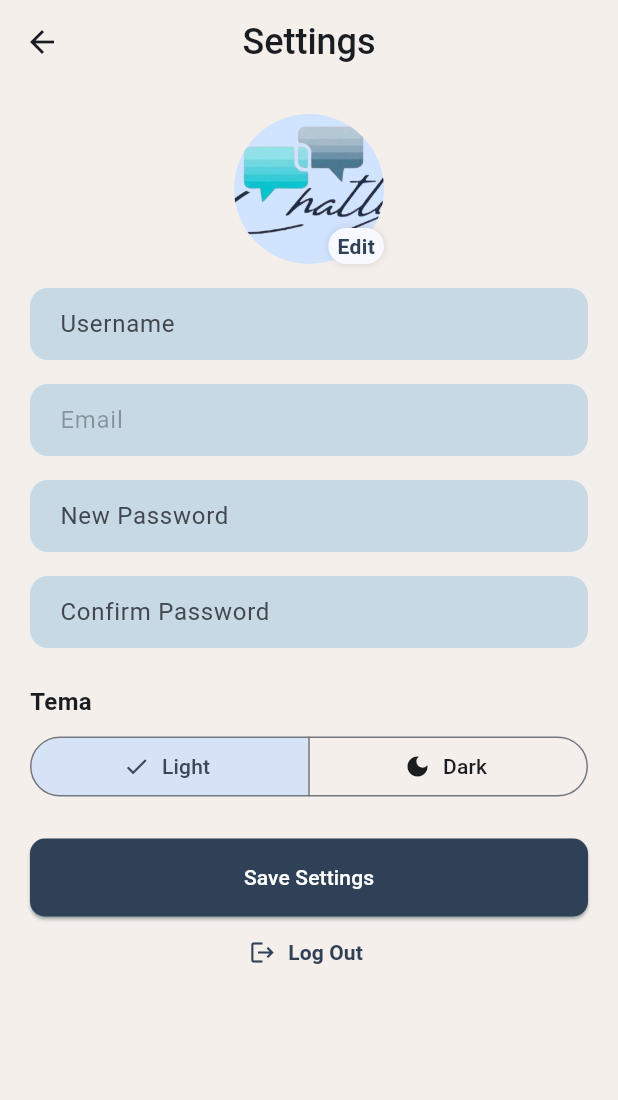
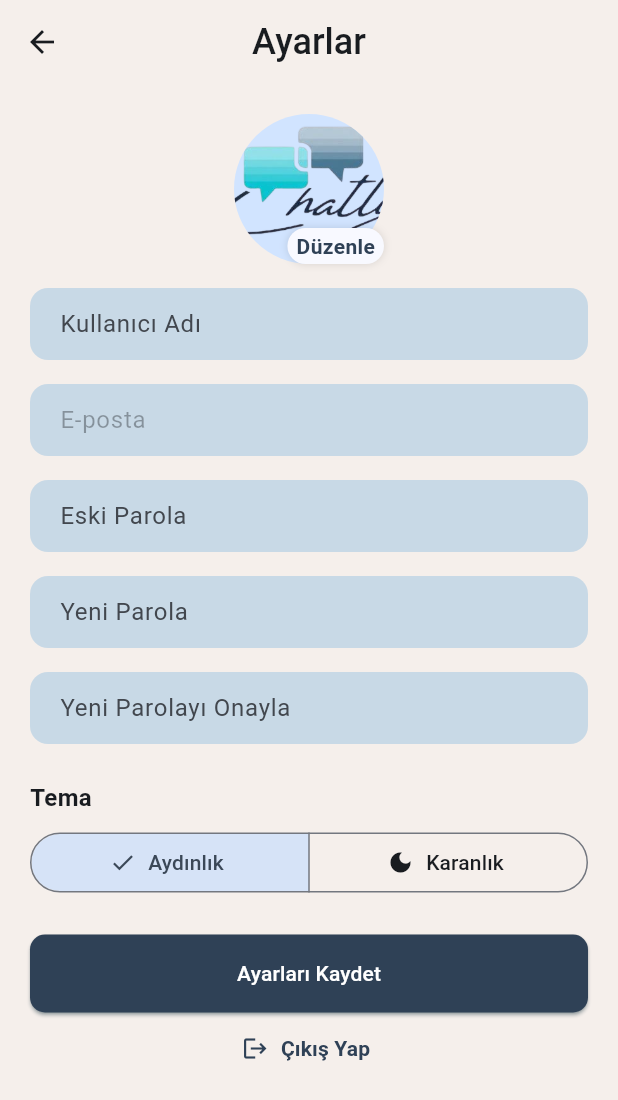
Before and after one commit to miracmuberragul/chatly_frontend, a Flutter app: the SettingsScreen screen opened directly, on a phone screen of 412 x 824 dp. Shown: the top 1100 px of the screen. Run offline on Flutter 3.47's test engine with Material 3 defaults, Android fonts, the phone set to English and light mode, and no system bars; our stand-ins replace cloud_firestore, firebase_auth, firebase_core, firebase_storage, font_awesome_flutter, google_sign_in and 3 more; accounts and stored records are empty.

Commit message:
Add old password field and update password functionality in settings

```diff
--- a/chatly/lib/screens/settings.dart
+++ b/chatly/lib/screens/settings.dart
@@ -20,6 +20,8 @@ class SettingsScreen extends StatefulWidget {
 class _SettingsScreenState extends State<SettingsScreen> {
   final TextEditingController _usernameController = TextEditingController();
   final TextEditingController _emailController = TextEditingController();
+  final TextEditingController _oldPasswordController =
+      TextEditingController(); // Yeni: Eski parola için controller
   final TextEditingController _passwordController = TextEditingController();
   final TextEditingController _confirmPasswordController =
       TextEditingController();
@@ -33,7 +35,7 @@ class _SettingsScreenState extends State<SettingsScreen> {
   @override
   void initState() {
     super.initState();
-    _loadUserData(); // Firebase initialize burada yapılmaz; main.dart'ta yapıldı.
+    _loadUserData();
   }
 
   Future<void> _loadUserData() async {
@@ -79,53 +81,75 @@ class _SettingsScreenState extends State<SettingsScreen> {
       setState(() {
         _profilePhotoUrl = downloadUrl;
       });
-      _showSnackBar('Profile photo updated successfully!');
+      _showSnackBar('Profil fotoğrafı başarıyla güncellendi!');
     } catch (e) {
-      _showSnackBar('Failed to upload profile photo: $e');
+      _showSnackBar('Profil fotoğrafı yüklenirken hata oluştu: $e');
     }
   }
 
   Future<void> _saveSettings() async {
     if (currentUser == null) {
-      _showSnackBar('No authenticated user found.');
+      _showSnackBar('Kimliği doğrulanmış kullanıcı bulunamadı.');
       return;
     }
 
-    // Username
+    // Kullanıcı adı güncelleme
     try {
       final existing = await _userService.getUserById(currentUser!.uid);
       final newUsername = _usernameController.text.trim();
       if (newUsername.isNotEmpty && newUsername != (existing?.username ?? '')) {
         await _userService.updateUsername(currentUser!.uid, newUsername);
-        _showSnackBar('Username updated successfully!');
+        _showSnackBar('Kullanıcı adı başarıyla güncellendi!');
       }
     } catch (e) {
-      _showSnackBar('Failed to update username: $e');
+      _showSnackBar('Kullanıcı adı güncellenirken hata oluştu: $e');
     }
 
-    // Password
-    if (_passwordController.text.isNotEmpty) {
+    // Parola güncelleme
+    // Eğer parola alanlarından herhangi biri doluysa işlem yap
+    if (_oldPasswordController.text.isNotEmpty ||
+        _passwordController.text.isNotEmpty ||
+        _confirmPasswordController.text.isNotEmpty) {
+      if (_oldPasswordController.text.isEmpty) {
+        _showSnackBar(
+          'Parolanızı değiştirmek için lütfen eski parolanızı girin.',
+        );
+        return;
+      }
+      if (_passwordController.text.isEmpty ||
+          _confirmPasswordController.text.isEmpty) {
+        _showSnackBar('Lütfen yeni parolanızı girin ve onaylayın.');
+        return;
+      }
       if (_passwordController.text == _confirmPasswordController.text) {
         try {
-          await _userService.changePassword(_passwordController.text);
-          _showSnackBar('Password updated successfully!');
+          // UserService üzerinden parola değiştirme metodunu çağır
+          await _userService.changePassword(
+            oldPassword: _oldPasswordController.text,
+            newPassword: _passwordController.text,
+            email: currentUser!.email!, // Mevcut kullanıcının e-postası
+          );
+
+          _showSnackBar('Parola başarıyla güncellendi!');
+          _oldPasswordController.clear(); // Eski parola alanını temizle
           _passwordController.clear();
           _confirmPasswordController.clear();
         } on FirebaseAuthException catch (e) {
-          if (e.code == 'requires-recent-login') {
-            _showSnackBar('Please re-authenticate to change your password.');
-          } else {
-            _showSnackBar('Failed to update password: ${e.message}');
-          }
+          // UserService'den gelen FirebaseAuthException hatalarını burada yakala
+          // e.message doğrudan kullanıcıya gösterilebilir, çünkü UserService'de özelleştirildi
+          _showSnackBar(e.message ?? 'Parola güncellenirken bir hata oluştu.');
         } catch (e) {
-          _showSnackBar('Failed to update password: $e');
+          // Diğer genel hataları yakala (örneğin UserService'den fırlatılan Exception)
+          _showSnackBar(
+            'Parola güncellenirken bilinmeyen bir hata oluştu: ${e.toString()}',
+          );
         }
       } else {
-        _showSnackBar('Passwords do not match.');
+        _showSnackBar('Yeni parolalar eşleşmiyor.');
       }
     }
 
-    // Photo
+    // Fotoğraf güncelleme
     if (_imageFile != null) {
       await _uploadProfilePhoto();
     }
@@ -151,7 +175,7 @@ class _SettingsScreenState extends State<SettingsScreen> {
     return Scaffold(
       appBar: AppBar(
         title: const Text(
-          'Settings',
+          'Ayarlar',
           style: TextStyle(fontWeight: FontWeight.w500, fontSize: 24),
         ),
         elevation: 0,
@@ -183,7 +207,7 @@ class _SettingsScreenState extends State<SettingsScreen> {
                             ],
                           ),
                           child: Text(
-                            'Edit',
+                            'Düzenle',
                             style: TextStyle(
                               color: cs.primary,
                               fontWeight: FontWeight.w600,
@@ -199,27 +223,35 @@ class _SettingsScreenState extends State<SettingsScreen> {
               const SizedBox(height: 16),
 
               _buildTextField(
-                label: 'Username',
+                label: 'Kullanıcı Adı',
                 controller: _usernameController,
               ),
               const SizedBox(height: 16),
 
               _buildTextField(
-                label: 'Email',
+                label: 'E-posta',
                 controller: _emailController,
                 enabled: false,
               ),
               const SizedBox(height: 16),
 
+              // Yeni: Eski parola giriş alanı
               _buildTextField(
-                label: 'New Password',
+                label: 'Eski Parola',
+                controller: _oldPasswordController,
+                obscureText: true,
+              ),
+              const SizedBox(height: 16),
+
+              _buildTextField(
+                label: 'Yeni Parola',
                 controller: _passwordController,
                 obscureText: true,
               ),
               const SizedBox(height: 16),
 
               _buildTextField(
-                label: 'Confirm Password',
+                label: 'Yeni Parolayı Onayla', // Etiket güncellendi
                 controller: _confirmPasswordController,
                 obscureText: true,
               ),
@@ -236,12 +268,12 @@ class _SettingsScreenState extends State<SettingsScreen> {
                 segments: const [
                   ButtonSegment<ThemeMode>(
                     value: ThemeMode.light,
-                    label: Text('Light'),
+                    label: Text('Aydınlık'),
                     icon: Icon(Icons.light_mode),
                   ),
                   ButtonSegment<ThemeMode>(
                     value: ThemeMode.dark,
-                    label: Text('Dark'),
+                    label: Text('Karanlık'),
                     icon: Icon(Icons.dark_mode),
                   ),
                 ],
@@ -260,11 +292,11 @@ class _SettingsScreenState extends State<SettingsScreen> {
               ElevatedButton(
                 onPressed: _saveSettings,
                 style: ElevatedButton.styleFrom(
-                  backgroundColor: Color(0xFF2F4156),
+                  backgroundColor: const Color(0xFF2F4156),
                   padding: const EdgeInsets.symmetric(vertical: 16),
                 ),
                 child: const Text(
-                  'Save Settings',
+                  'Ayarları Kaydet',
                   style: TextStyle(color: Colors.white),
                 ),
               ),
@@ -276,7 +308,7 @@ class _SettingsScreenState extends State<SettingsScreen> {
                 },
                 icon: const Icon(Icons.logout),
                 label: const Text(
-                  'Log Out',
+                  'Çıkış Yap',
                   style: TextStyle(fontWeight: FontWeight.w600),
                 ),
               ),
--- a/chatly/lib/services/user_service.dart
+++ b/chatly/lib/services/user_service.dart
@@ -84,30 +84,78 @@ class UserService {
     }
   }
 
-  /// Changes the user's password using Firebase Authentication.
-  /// This requires the user to be recently authenticated.
-  Future<void> changePassword(String newPassword) async {
+  /// Kullanıcının parolasını Firebase Authentication kullanarak değiştirir.
+  /// Bu işlem, kullanıcının yakın zamanda kimlik doğrulaması yapılmasını gerektirir.
+  ///
+  /// [oldPassword]: Kullanıcının mevcut parolası.
+  /// [newPassword]: Kullanıcının ayarlamak istediği yeni parola.
+  /// [email]: Kullanıcının e-posta adresi (yeniden kimlik doğrulama için gerekli).
+  Future<void> changePassword({
+    required String oldPassword,
+    required String newPassword,
+    required String email,
+  }) async {
+    User? user = _auth.currentUser;
+    if (user == null) {
+      log('Parola değiştirmek için kimliği doğrulanmış kullanıcı bulunamadı.');
+      throw FirebaseAuthException(
+        code: 'user-not-authenticated',
+        message: 'Parola değiştirmek için oturum açmış bir kullanıcı olmalı.',
+      );
+    }
+
     try {
-      final user = _auth.currentUser;
-      if (user != null) {
-        await user.updatePassword(newPassword);
-        log('Password changed successfully for user: ${user.uid}');
+      // Kullanıcıyı eski parolasıyla yeniden doğrula
+      AuthCredential credential = EmailAuthProvider.credential(
+        email: email,
+        password: oldPassword,
+      );
+
+      await user.reauthenticateWithCredential(credential);
+      log('Kullanıcı başarıyla yeniden doğrulandı.');
+
+      // Yeniden doğrulama başarılı olursa, parolayı güncelle
+      await user.updatePassword(newPassword);
+      log('Parola başarıyla değiştirildi: ${user.uid}');
+    } on FirebaseAuthException catch (e) {
+      log(
+        'Parola değiştirme hatası (FirebaseAuthException): ${e.code} - ${e.message}',
+      );
+      // Spesifik Firebase hatalarını daha anlamlı mesajlarla fırlat
+      if (e.code == 'wrong-password' || e.code == 'invalid-credential') {
+        throw FirebaseAuthException(
+          code: 'wrong-password',
+          message: 'Yanlış eski parola.',
+        );
+      } else if (e.code == 'user-not-found' || e.code == 'invalid-email') {
+        throw FirebaseAuthException(
+          code: 'invalid-user',
+          message: 'Yeniden doğrulama için geçersiz kullanıcı veya e-posta.',
+        );
+      } else if (e.code == 'requires-recent-login') {
+        throw FirebaseAuthException(
+          code: 'requires-recent-login',
+          message:
+              'Güvenlik nedeniyle, lütfen yakın zamanda tekrar giriş yapın ve tekrar deneyin.',
+        );
       } else {
-        log('No authenticated user found to change password.');
-        throw Exception('User not authenticated.');
+        throw FirebaseAuthException(
+          code: e.code,
+          message: 'Parola güncellenirken bir hata oluştu: ${e.message}',
+        );
       }
     } catch (e) {
-      log('Error changing password: $e');
-      rethrow;
+      log('Parola değiştirme sırasında bilinmeyen bir hata oluştu: $e');
+      throw Exception('Parola değiştirilirken bilinmeyen bir hata oluştu: $e');
     }
   }
 
   Future<void> signOut() async {
     try {
       await _auth.signOut();
-      log('User signed out successfully.');
+      log('Kullanıcı başarıyla çıkış yaptı.');
     } catch (e) {
-      log('Error signing out: $e');
+      log('Çıkış yaparken hata oluştu: $e');
       rethrow; // Hatanın UI katmanında yakalanabilmesi için yeniden fırlat
     }
   }
@@ -115,17 +163,15 @@ class UserService {
   /// Updates the user's online status and last seen timestamp.
   Future<void> updateUserStatus(String userId, {required bool isOnline}) async {
     try {
-      final Map<String, dynamic> updateData = {
-        'isOnline': isOnline,
-      };
+      final Map<String, dynamic> updateData = {'isOnline': isOnline};
       if (!isOnline) {
         updateData['lastSeen'] = FieldValue.serverTimestamp();
       }
 
       await _usersCollection.doc(userId).update(updateData);
-      log('User status updated for user ID: $userId. Online: $isOnline');
+      log('Kullanıcı durumu güncellendi: $userId. Çevrimiçi: $isOnline');
     } catch (e) {
-      log('Error updating user status: $e');
+      log('Kullanıcı durumu güncellenirken hata oluştu: $e');
       rethrow;
     }
   }
```
